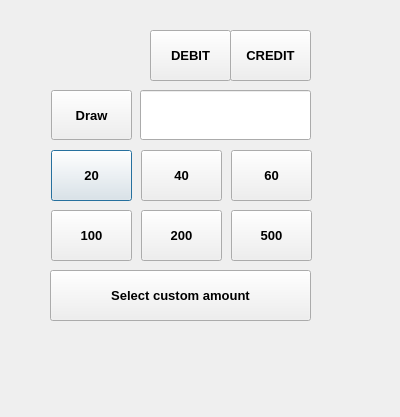
Qt form Pankkiautomaatti/drawmoney.ui (banksimul2022/group6) before a commit.
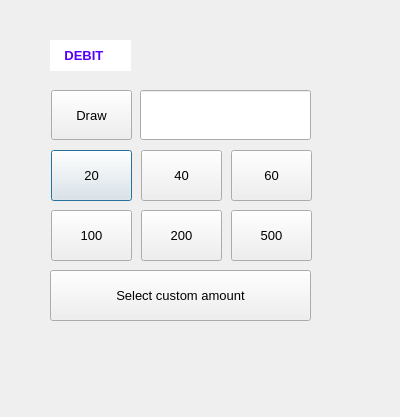
The same form after that commit.

Patch:
```diff
--- a/Pankkiautomaatti/drawmoney.ui
+++ b/Pankkiautomaatti/drawmoney.ui
@@ -25,7 +25,7 @@
    <property name="font">
     <font>
      <pointsize>10</pointsize>
-     <bold>true</bold>
+     <bold>false</bold>
     </font>
    </property>
    <property name="text">
@@ -44,7 +44,7 @@
    <property name="font">
     <font>
      <pointsize>10</pointsize>
-     <bold>true</bold>
+     <bold>false</bold>
     </font>
    </property>
    <property name="text">
@@ -63,7 +63,7 @@
    <property name="font">
     <font>
      <pointsize>10</pointsize>
-     <bold>true</bold>
+     <bold>false</bold>
     </font>
    </property>
    <property name="text">
@@ -82,7 +82,7 @@
    <property name="font">
     <font>
      <pointsize>10</pointsize>
-     <bold>true</bold>
+     <bold>false</bold>
     </font>
    </property>
    <property name="text">
@@ -101,7 +101,7 @@
    <property name="font">
     <font>
      <pointsize>10</pointsize>
-     <bold>true</bold>
+     <bold>false</bold>
     </font>
    </property>
    <property name="text">
@@ -120,7 +120,7 @@
    <property name="font">
     <font>
      <pointsize>10</pointsize>
-     <bold>true</bold>
+     <bold>false</bold>
     </font>
    </property>
    <property name="text">
@@ -139,7 +139,7 @@
    <property name="font">
     <font>
      <pointsize>10</pointsize>
-     <bold>true</bold>
+     <bold>false</bold>
     </font>
    </property>
    <property name="text">
@@ -158,7 +158,7 @@
    <property name="font">
     <font>
      <pointsize>10</pointsize>
-     <bold>true</bold>
+     <bold>false</bold>
     </font>
    </property>
    <property name="text">
@@ -181,44 +181,6 @@
     </font>
    </property>
   </widget>
-  <widget class="QPushButton" name="btn_debit">
-   <property name="geometry">
-    <rect>
-     <x>150</x>
-     <y>30</y>
-     <width>81</width>
-     <height>51</height>
-    </rect>
-   </property>
-   <property name="font">
-    <font>
-     <pointsize>10</pointsize>
-     <bold>true</bold>
-    </font>
-   </property>
-   <property name="text">
-    <string>DEBIT</string>
-   </property>
-  </widget>
-  <widget class="QPushButton" name="btn_credit">
-   <property name="geometry">
-    <rect>
-     <x>230</x>
-     <y>30</y>
-     <width>81</width>
-     <height>51</height>
-    </rect>
-   </property>
-   <property name="font">
-    <font>
-     <pointsize>10</pointsize>
-     <bold>true</bold>
-    </font>
-   </property>
-   <property name="text">
-    <string>CREDIT</string>
-   </property>
-  </widget>
   <widget class="QLabel" name="label_warning">
    <property name="geometry">
     <rect>
@@ -238,6 +200,29 @@
     <string/>
    </property>
   </widget>
+  <widget class="QLabel" name="label_cardMode">
+   <property name="geometry">
+    <rect>
+     <x>50</x>
+     <y>40</y>
+     <width>81</width>
+     <height>31</height>
+    </rect>
+   </property>
+   <property name="font">
+    <font>
+     <pointsize>10</pointsize>
+     <bold>true</bold>
+    </font>
+   </property>
+   <property name="styleSheet">
+    <string notr="true">color:rgb(85, 0, 255);
+background-color: rgb(255, 255, 255);</string>
+   </property>
+   <property name="text">
+    <string>    DEBIT</string>
+   </property>
+  </widget>
  </widget>
  <resources/>
  <connections/>
```
Left out of the diff: 3 changed lines with no effect on the pictures.
